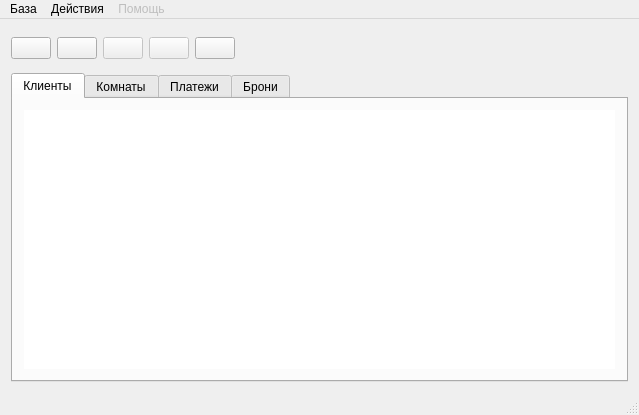
Old version of the form src/mainwindow.ui in the repository danfoxel/hotel.
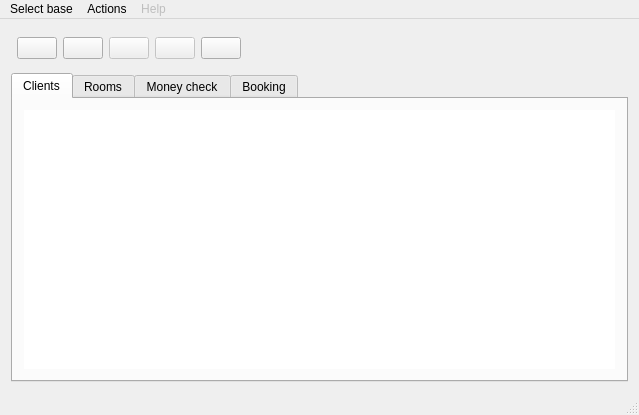
New version of the form. Icons and pictures are not drawn.

Diff of the .ui file:
```diff
--- a/src/mainwindow.ui
+++ b/src/mainwindow.ui
@@ -19,24 +19,7 @@
   </property>
   <widget class="QWidget" name="centralWidget">
    <layout class="QGridLayout" name="gridLayout">
-    <item row="0" column="0">
-     <widget class="QPushButton" name="new_client">
-      <property name="text">
-       <string/>
-      </property>
-      <property name="icon">
-       <iconset resource="hotel.qrc">
-        <normaloff>:/images/list-add.png</normaloff>:/images/list-add.png</iconset>
-      </property>
-      <property name="iconSize">
-       <size>
-        <width>32</width>
-        <height>32</height>
-       </size>
-      </property>
-     </widget>
-    </item>
-    <item row="0" column="1">
+    <item row="0" column="2">
      <widget class="QPushButton" name="del_client">
       <property name="toolTip">
        <string>Выписать клиента</string>
@@ -56,7 +39,7 @@
       </property>
      </widget>
     </item>
-    <item row="0" column="2">
+    <item row="0" column="3">
      <widget class="QPushButton" name="search">
       <property name="enabled">
        <bool>false</bool>
@@ -79,7 +62,7 @@
       </property>
      </widget>
     </item>
-    <item row="0" column="3">
+    <item row="0" column="4">
      <widget class="QPushButton" name="book">
       <property name="enabled">
        <bool>false</bool>
@@ -102,7 +85,7 @@
       </property>
      </widget>
     </item>
-    <item row="0" column="4">
+    <item row="0" column="5">
      <widget class="QPushButton" name="serv_finder">
       <property name="toolTip">
        <string>Заказы на сервисы</string>
@@ -122,7 +105,7 @@
       </property>
      </widget>
     </item>
-    <item row="0" column="5">
+    <item row="0" column="6">
      <spacer name="horizontalSpacer">
       <property name="orientation">
        <enum>Qt::Horizontal</enum>
@@ -135,14 +118,14 @@
       </property>
      </spacer>
     </item>
-    <item row="1" column="0" colspan="6">
+    <item row="1" column="0" colspan="7">
      <widget class="QTabWidget" name="tabWidget">
       <property name="currentIndex">
        <number>0</number>
       </property>
       <widget class="QWidget" name="tab">
        <attribute name="title">
-        <string>Клиенты</string>
+        <string>Clients</string>
        </attribute>
        <layout class="QGridLayout" name="gridLayout_2">
         <item row="0" column="0">
@@ -162,7 +145,7 @@
       </widget>
       <widget class="QWidget" name="tab_2">
        <attribute name="title">
-        <string>Комнаты</string>
+        <string>Rooms</string>
        </attribute>
        <layout class="QGridLayout" name="gridLayout_3">
         <item row="0" column="0">
@@ -176,7 +159,7 @@
       </widget>
       <widget class="QWidget" name="tab_3">
        <attribute name="title">
-        <string>Платежи</string>
+        <string>Money check</string>
        </attribute>
        <layout class="QGridLayout" name="gridLayout_4">
         <item row="0" column="0">
@@ -190,7 +173,7 @@
       </widget>
       <widget class="QWidget" name="tab_4">
        <attribute name="title">
-        <string>Брони</string>
+        <string>Booking</string>
        </attribute>
        <layout class="QGridLayout" name="gridLayout_5">
         <item row="0" column="0">
@@ -204,6 +187,26 @@
       </widget>
      </widget>
     </item>
+    <item row="0" column="1">
+     <widget class="QPushButton" name="new_client">
+      <property name="toolTip">
+       <string>Check in new client</string>
+      </property>
+      <property name="text">
+       <string/>
+      </property>
+      <property name="icon">
+       <iconset resource="../hotel.qrc">
+        <normaloff>:/images/list-add.png</normaloff>:/images/list-add.png</iconset>
+      </property>
+      <property name="iconSize">
+       <size>
+        <width>32</width>
+        <height>32</height>
+       </size>
+      </property>
+     </widget>
+    </item>
    </layout>
   </widget>
   <widget class="QMenuBar" name="menuBar">
@@ -217,7 +220,7 @@
    </property>
    <widget class="QMenu" name="menu">
     <property name="title">
-     <string>База</string>
+     <string>Select base</string>
     </property>
     <addaction name="action"/>
     <addaction name="action_8"/>
@@ -231,7 +234,7 @@
    </widget>
    <widget class="QMenu" name="menu_2">
     <property name="title">
-     <string>Действия</string>
+     <string>Actions</string>
     </property>
     <addaction name="action_5"/>
     <addaction name="action_6"/>
@@ -242,7 +245,7 @@
      <bool>false</bool>
     </property>
     <property name="title">
-     <string>Помощь</string>
+     <string>Help</string>
     </property>
    </widget>
    <addaction name="menu"/>
```
Left out of the diff: 43 changed lines with no effect on the pictures.
